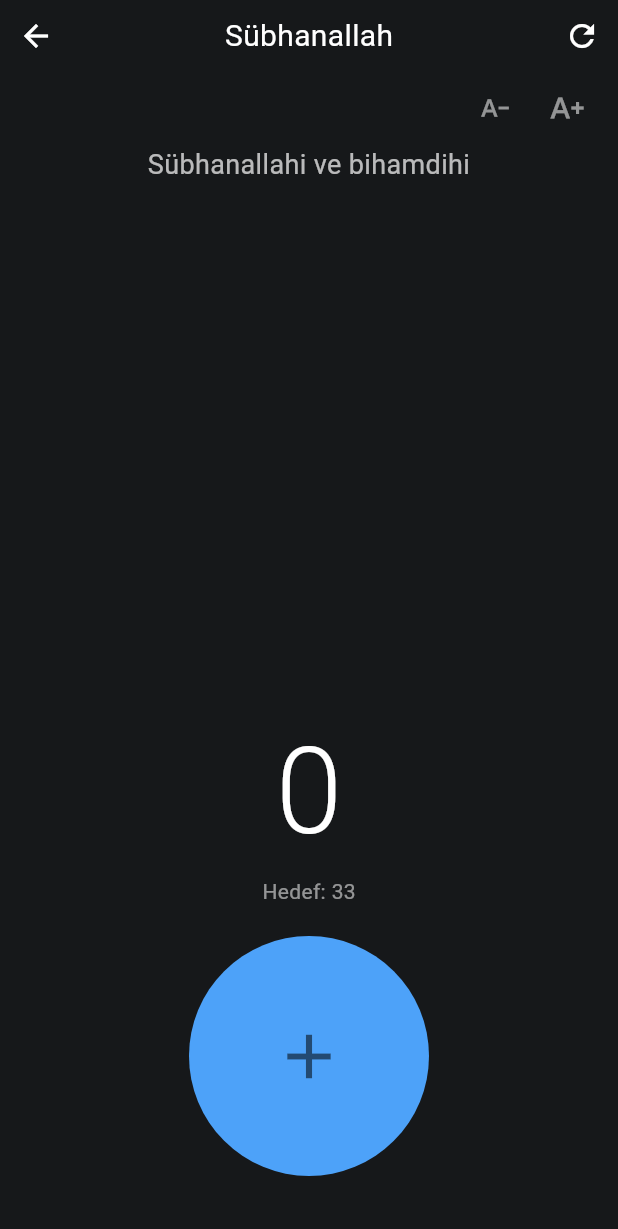
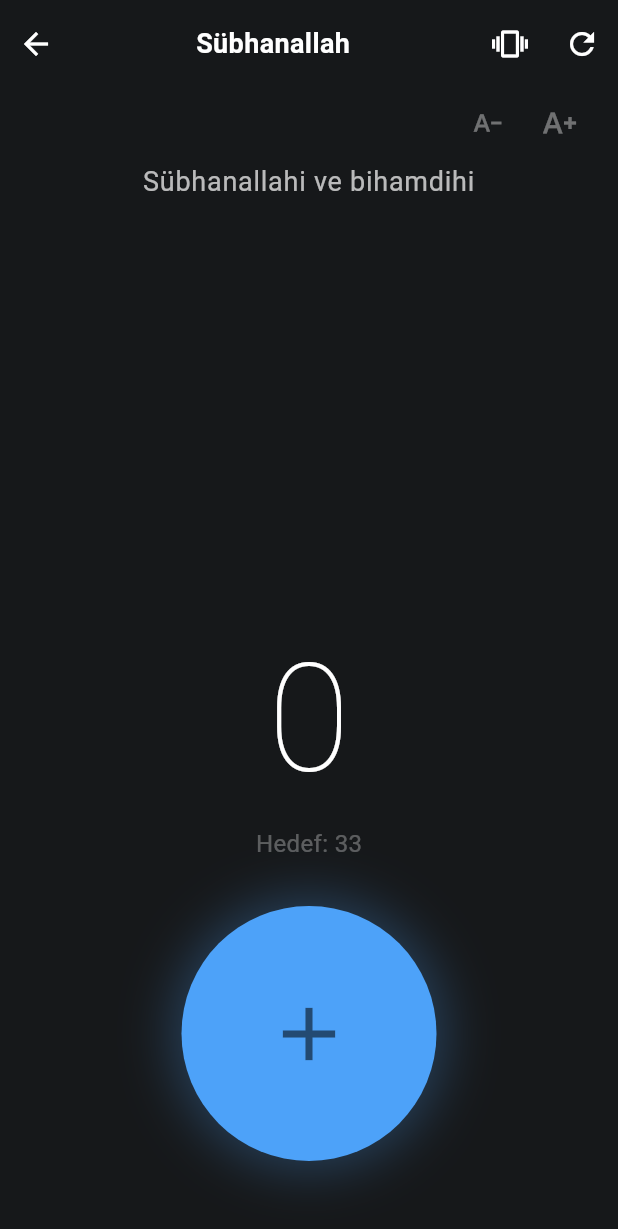
Before and after one commit to mrcnelik/zikirmatik, a Flutter app: the screen it shows after launch, after a tap on an icon or button, on a phone screen of 412 x 824 dp. Shown: the top 1229 px of the screen. Run offline on Flutter 3.47's test engine with Material 3 defaults, Android fonts, the phone set to English and light mode, and no system bars; our stand-ins replace shared_preferences.

Commit message:
titresim ayari eklendi

```diff
--- a/lib/main.dart
+++ b/lib/main.dart
@@ -21,6 +21,7 @@ class Zikir {
     this.sayac = 0,
   });
 
+  // JSON'dan nesneye dönüştürme (Yükleme için)
   factory Zikir.fromJson(Map<String, dynamic> json) => Zikir(
         baslik: json['baslik'],
         metin: json['metin'],
@@ -28,6 +29,7 @@ class Zikir {
         sayac: json['sayac'],
       );
 
+  // Nesneden JSON'a dönüştürme (Kaydetme için)
   Map<String, dynamic> toJson() => {
         'baslik': baslik,
         'metin': metin,
@@ -42,9 +44,10 @@ class ZikirmatikApp extends StatelessWidget {
   @override
   Widget build(BuildContext context) {
     return MaterialApp(
+      title: 'Zikirmatik',
       debugShowCheckedModeBanner: false,
       theme: ThemeData(
-        scaffoldBackgroundColor: const Color(0xFFCFE1D2),
+        scaffoldBackgroundColor: const Color(0xFFCFE1D2), // Adaçayı yeşili (Liste ekranı için)
         fontFamily: 'Roboto',
       ),
       home: const ZikirListesiEkrani(),
@@ -69,6 +72,7 @@ class _ZikirListesiEkraniState extends State<ZikirListesiEkrani> {
     _verileriYukle();
   }
 
+  // Hafızadaki zikirleri yükle
   Future<void> _verileriYukle() async {
     final prefs = await SharedPreferences.getInstance();
     final String? zikirlerString = prefs.getString('zikir_listesi');
@@ -79,18 +83,24 @@ class _ZikirListesiEkraniState extends State<ZikirListesiEkrani> {
         zikirler = jsonList.map((j) => Zikir.fromJson(j)).toList();
       });
     } else {
+      // İlk açılışta boşsa varsayılan örnekleri ekle
       setState(() {
-        zikirler = [Zikir(baslik: "Sübhanallah", metin: "Sübhanallahi ve bihamdihi", hedef: 33)];
+        zikirler = [
+          Zikir(baslik: "Sübhanallah", metin: "Sübhanallahi ve bihamdihi", hedef: 33),
+          Zikir(baslik: "Estağfirullah", metin: "Estağfirullah el azîm ve etûbü ileyh", hedef: 100),
+        ];
       });
     }
   }
 
+  // Mevcut listeyi hafızaya kaydet
   Future<void> _verileriKaydet() async {
     final prefs = await SharedPreferences.getInstance();
     final String encodedData = jsonEncode(zikirler.map((z) => z.toJson()).toList());
     await prefs.setString('zikir_listesi', encodedData);
   }
 
+  // Yeni zikir ekleme diyaloğu
   void _yeniZikirEkle() {
     String baslik = "";
     String metin = "";
@@ -106,9 +116,9 @@ class _ZikirListesiEkraniState extends State<ZikirListesiEkrani> {
             children: [
               TextField(decoration: const InputDecoration(labelText: "Zikir Başlığı"), onChanged: (v) => baslik = v),
               TextField(
-                decoration: const InputDecoration(labelText: "Okunuşu"),
+                decoration: const InputDecoration(labelText: "Okunuşu/Metni"),
                 onChanged: (v) => metin = v,
-                maxLines: 3, // Uzun metin girişi için kolaylık
+                maxLines: 3,
               ),
               TextField(
                 decoration: const InputDecoration(labelText: "Hedef Sayı"),
@@ -157,6 +167,7 @@ class _ZikirListesiEkraniState extends State<ZikirListesiEkrani> {
             "Zikir Takibi",
             style: TextStyle(fontSize: 28, fontWeight: FontWeight.bold, color: Color(0xFF1E3A2B)),
           ),
+          const SizedBox(height: 10),
           Expanded(
             child: ListView.builder(
               padding: const EdgeInsets.all(15),
@@ -169,7 +180,7 @@ class _ZikirListesiEkraniState extends State<ZikirListesiEkrani> {
                       context,
                       MaterialPageRoute(builder: (context) => ZikirSayacEkrani(zikir: zikirler[index])),
                     );
-                    _verileriKaydet();
+                    _verileriKaydet(); // Geri dönüldüğünde son sayıyı kaydet
                     setState(() {});
                   },
                   onDelete: () {
@@ -212,10 +223,15 @@ class _ZikirKarti extends StatelessWidget {
       child: ListTile(
         onTap: onTap,
         leading: Container(
-          width: 40,
-          height: 40,
+          width: 45,
+          height: 45,
           decoration: const BoxDecoration(color: Color(0xFF9CBCA1), shape: BoxShape.circle),
-          child: Center(child: Text("${zikir.sayac}", style: const TextStyle(fontWeight: FontWeight.bold))),
+          child: Center(
+            child: Text(
+              "${zikir.sayac}",
+              style: const TextStyle(fontWeight: FontWeight.bold, fontSize: 14)
+            )
+          ),
         ),
         title: Text(zikir.baslik, style: const TextStyle(fontWeight: FontWeight.bold)),
         subtitle: Text("Hedef: ${zikir.hedef}"),
@@ -228,7 +244,7 @@ class _ZikirKarti extends StatelessWidget {
   }
 }
 
-// --- 2. EKRAN: SAYAÇ EKRANI (GÜNCELLENDİ) ---
+// --- 2. EKRAN: SAYAÇ EKRANI ---
 class ZikirSayacEkrani extends StatefulWidget {
   final Zikir zikir;
   const ZikirSayacEkrani({super.key, required this.zikir});
@@ -238,8 +254,29 @@ class ZikirSayacEkrani extends StatefulWidget {
 }
 
 class _ZikirSayacEkraniState extends State<ZikirSayacEkrani> {
-  // Yazı boyutu için durum değişkeni
   double _yaziBoyutu = 18.0;
+  bool _titresimAcik = true;
+
+  @override
+  void initState() {
+    super.initState();
+    _titresimAyariniYukle();
+  }
+
+  Future<void> _titresimAyariniYukle() async {
+    final prefs = await SharedPreferences.getInstance();
+    setState(() {
+      _titresimAcik = prefs.getBool('titresim_acik') ?? true;
+    });
+  }
+
+  Future<void> _titresimAyariniDegistir() async {
+    final prefs = await SharedPreferences.getInstance();
+    setState(() {
+      _titresimAcik = !_titresimAcik;
+      prefs.setBool('titresim_acik', _titresimAcik);
+    });
+  }
 
   @override
   Widget build(BuildContext context) {
@@ -248,59 +285,73 @@ class _ZikirSayacEkraniState extends State<ZikirSayacEkrani> {
       body: SafeArea(
         child: Column(
           children: [
-            // Üst Bar
-            Row(
+            // Üst Navigasyon ve Kontroller
+            Padding(
+              padding: const EdgeInsets.symmetric(vertical: 5.0),
+              child: Row(
                 mainAxisAlignment: MainAxisAlignment.spaceBetween,
                 children: [
-                IconButton(icon: const Icon(Icons.arrow_back, color: Colors.white), onPressed: () => Navigator.pop(context)),
+                  IconButton(
+                    icon: const Icon(Icons.arrow_back, color: Colors.white),
+                    onPressed: () => Navigator.pop(context)
+                  ),
                   Flexible(
                     child: Text(
                       widget.zikir.baslik,
-                    style: const TextStyle(color: Colors.white, fontSize: 20),
+                      style: const TextStyle(color: Colors.white, fontSize: 18, fontWeight: FontWeight.bold),
                       overflow: TextOverflow.ellipsis,
                     ),
                   ),
-                IconButton(icon: const Icon(Icons.refresh, color: Colors.white), onPressed: () => setState(() => widget.zikir.sayac = 0)),
-              ],
-            ),
-
-            // Yazı Boyutu Ayarlama Barı
-            Padding(
-              padding: const EdgeInsets.symmetric(horizontal: 10.0),
-              child: Row(
-                mainAxisAlignment: MainAxisAlignment.end,
+                  Row(
                     children: [
                       IconButton(
-                    icon: const Icon(Icons.text_decrease, color: Colors.white54, size: 20),
-                    onPressed: () {
-                      setState(() {
-                        if (_yaziBoyutu > 12.0) _yaziBoyutu -= 2.0;
-                      });
-                    },
+                        icon: Icon(_titresimAcik ? Icons.vibration : Icons.mobile_off,
+                        color: _titresimAcik ? Colors.white : Colors.white54),
+                        onPressed: _titresimAyariniDegistir,
                       ),
                       IconButton(
-                    icon: const Icon(Icons.text_increase, color: Colors.white54, size: 24),
-                    onPressed: () {
-                      setState(() {
-                        if (_yaziBoyutu < 36.0) _yaziBoyutu += 2.0;
-                      });
-                    },
+                        icon: const Icon(Icons.refresh, color: Colors.white),
+                        onPressed: () => setState(() => widget.zikir.sayac = 0)
+                      ),
+                    ],
                   ),
                 ],
               ),
             ),
 
-            // Kaydırılabilir Metin Alanı (Overflow hatasını çözen kısım)
+            // Yazı Boyutu Kontrolü
+            Padding(
+              padding: const EdgeInsets.only(right: 15.0),
+              child: Row(
+                mainAxisAlignment: MainAxisAlignment.end,
+                children: [
+                  IconButton(
+                    icon: const Icon(Icons.text_decrease, color: Colors.white38, size: 20),
+                    onPressed: () => setState(() { if (_yaziBoyutu > 12) _yaziBoyutu -= 2; }),
+                  ),
+                  IconButton(
+                    icon: const Icon(Icons.text_increase, color: Colors.white38, size: 24),
+                    onPressed: () => setState(() { if (_yaziBoyutu < 40) _yaziBoyutu += 2; }),
+                  ),
+                ],
+              ),
+            ),
+
+            // Kaydırılabilir Metin Alanı
             Expanded(
+              child: Container(
+                padding: const EdgeInsets.symmetric(horizontal: 25.0),
                 child: SingleChildScrollView(
-                padding: const EdgeInsets.symmetric(horizontal: 20.0),
+                  physics: const BouncingScrollPhysics(),
                   child: Text(
                     widget.zikir.metin,
                     textAlign: TextAlign.center,
                     style: TextStyle(
                       color: Colors.white70,
                       fontSize: _yaziBoyutu,
-                    height: 1.5 // Satır arası boşluk
+                      height: 1.6,
+                      letterSpacing: 0.5
+                    ),
                   ),
                 ),
               ),
@@ -308,24 +359,42 @@ class _ZikirSayacEkraniState extends State<ZikirSayacEkrani> {
 
             const SizedBox(height: 20),
 
-            // Sayaç ve Hedef
-            Text("${widget.zikir.sayac}", style: const TextStyle(color: Colors.white, fontSize: 80, fontWeight: FontWeight.w300)),
-            Text("Hedef: ${widget.zikir.hedef}", style: const TextStyle(color: Colors.white54)),
+            // Sayaç Görünümü
+            Text(
+              "${widget.zikir.sayac}",
+              style: const TextStyle(color: Colors.white, fontSize: 100, fontWeight: FontWeight.w200)
+            ),
+            Text(
+              "Hedef: ${widget.zikir.hedef}",
+              style: const TextStyle(color: Colors.white30, fontSize: 16)
+            ),
 
-            const SizedBox(height: 20),
+            const SizedBox(height: 30),
 
-            // Büyük Mavi Zikir Butonu
+            // Büyük Tıklama Butonu
             GestureDetector(
               onTap: () {
                 setState(() => widget.zikir.sayac++);
-                HapticFeedback.vibrate();
+                if (_titresimAcik) {
+                  HapticFeedback.lightImpact(); // iOS için ideal hafif titreşim
+                }
               },
               child: Container(
-                width: 160,
-                height: 160,
-                margin: const EdgeInsets.only(bottom: 40),
-                decoration: const BoxDecoration(color: Color(0xFF4DA2F9), shape: BoxShape.circle),
-                child: const Icon(Icons.add, size: 50, color: Colors.black54),
+                width: 170,
+                height: 170,
+                margin: const EdgeInsets.only(bottom: 50),
+                decoration: BoxDecoration(
+                  color: const Color(0xFF4DA2F9),
+                  shape: BoxShape.circle,
+                  boxShadow: [
+                    BoxShadow(
+                      color: const Color(0xFF4DA2F9).withOpacity(0.3),
+                      blurRadius: 30,
+                      spreadRadius: 5
+                    )
+                  ],
+                ),
+                child: const Icon(Icons.add, size: 60, color: Colors.black54),
               ),
             ),
           ],
```
Lines whose indentation alone changed are shown as unchanged.
